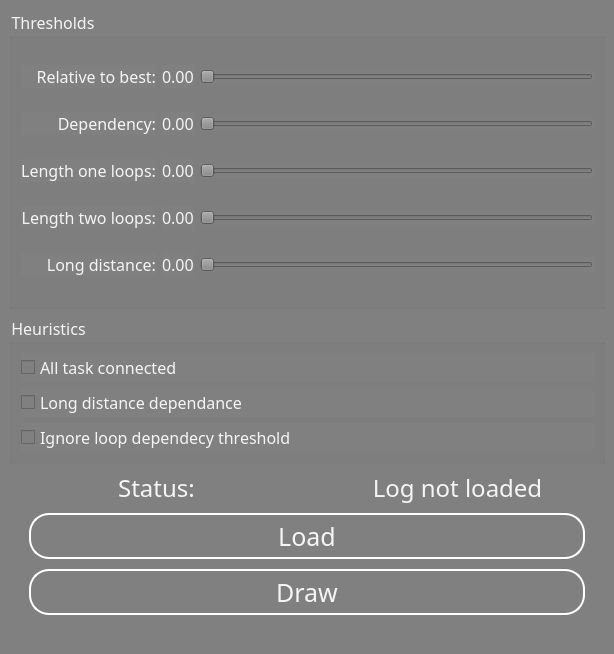
This is implementation/app/ui/heuristics.ui in Keccak1/Heuristics-Miner as Qt 5 draws it before an edit. The edited form follows.
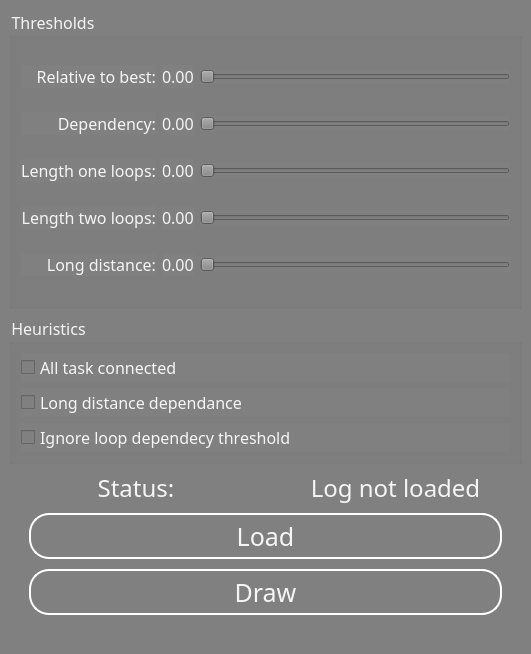
This is the edited form.

Commit message: Checkbox state automatically update the minner

```diff
--- a/implementation/app/ui/heuristics.ui
+++ b/implementation/app/ui/heuristics.ui
@@ -6,7 +6,7 @@
    <rect>
     <x>0</x>
     <y>0</y>
-    <width>614</width>
+    <width>531</width>
     <height>654</height>
    </rect>
   </property>
```
Left out of the diff: 4 changed lines with no effect on the pictures. The commit also changes 2 other files.
